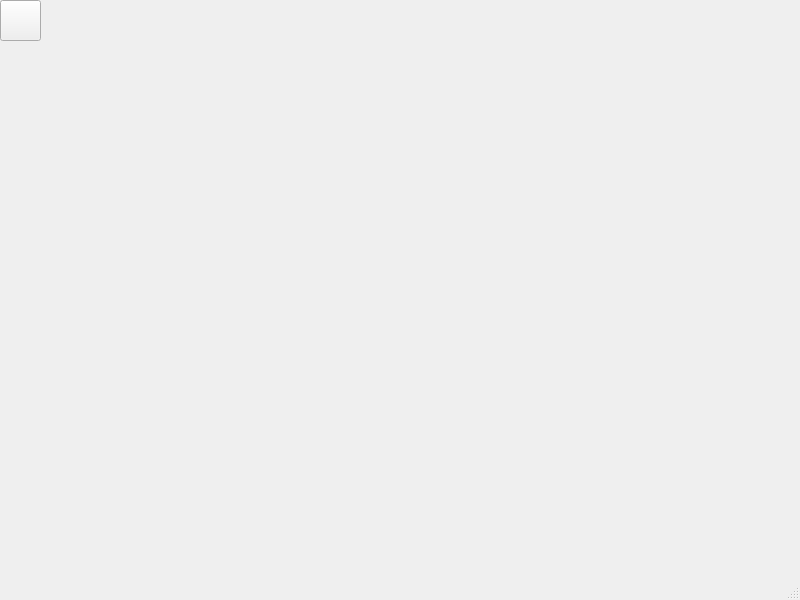
Qt form mainwindow.ui (Pawedloo/Mp3Player) before a commit.
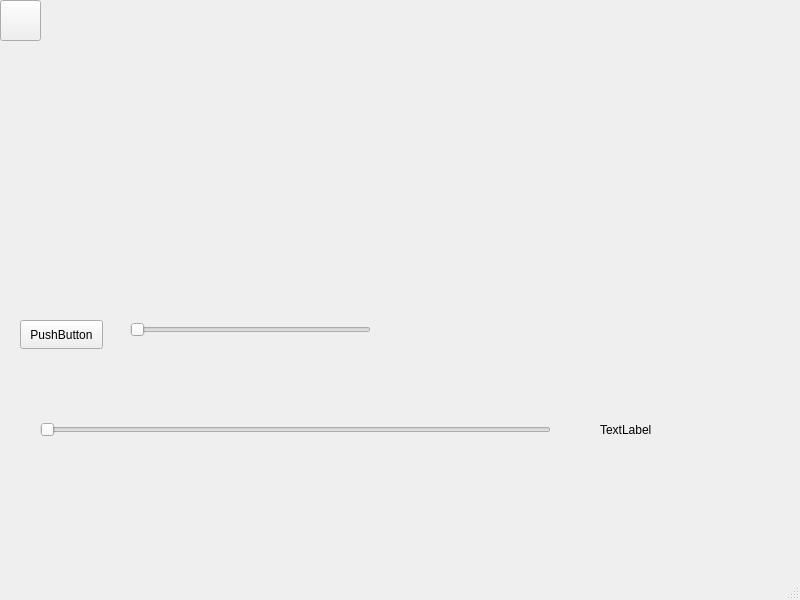
The same form after that commit. Icons and pictures are not drawn.

Commit message: Add volume slider and duration of music

The edit to the form file:
```diff
--- a/mainwindow.ui
+++ b/mainwindow.ui
@@ -37,6 +37,58 @@
      </size>
     </property>
    </widget>
+   <widget class="QPushButton" name="playButton">
+    <property name="geometry">
+     <rect>
+      <x>20</x>
+      <y>320</y>
+      <width>83</width>
+      <height>29</height>
+     </rect>
+    </property>
+    <property name="text">
+     <string>PushButton</string>
+    </property>
+   </widget>
+   <widget class="QSlider" name="horizontalSlider">
+    <property name="geometry">
+     <rect>
+      <x>130</x>
+      <y>320</y>
+      <width>241</width>
+      <height>20</height>
+     </rect>
+    </property>
+    <property name="orientation">
+     <enum>Qt::Orientation::Horizontal</enum>
+    </property>
+   </widget>
+   <widget class="QSlider" name="horizontalSlider_2">
+    <property name="geometry">
+     <rect>
+      <x>40</x>
+      <y>420</y>
+      <width>511</width>
+      <height>20</height>
+     </rect>
+    </property>
+    <property name="orientation">
+     <enum>Qt::Orientation::Horizontal</enum>
+    </property>
+   </widget>
+   <widget class="QLabel" name="label">
+    <property name="geometry">
+     <rect>
+      <x>600</x>
+      <y>420</y>
+      <width>63</width>
+      <height>20</height>
+     </rect>
+    </property>
+    <property name="text">
+     <string>TextLabel</string>
+    </property>
+   </widget>
   </widget>
   <widget class="QMenuBar" name="menubar">
    <property name="geometry">
```
Left out of the diff: 6 changed lines with no effect on the pictures. The commit also changes 5 other files.
